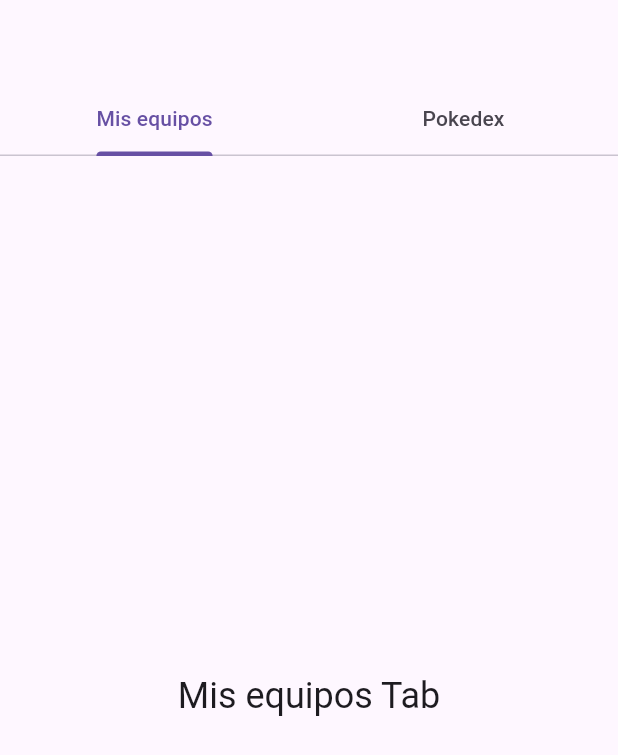
After one commit to yahirsaavedra/pokedex, a Flutter app: the screen it shows after launch, on a phone screen of 412 x 824 dp. The commit adds this screen. Shown: the top 755 px of the screen. Run offline on Flutter 3.47's test engine with Material 3 defaults, Android fonts, the phone set to English and light mode, and no system bars.

Commit message:
Reemplazo de pantalla inicial

```diff
--- a/lib/main.dart
+++ b/lib/main.dart
@@ -1,5 +1,6 @@
 import 'package:flutter/material.dart';
-import 'package:pokedexapp/screens/team_screen.dart';
+import 'package:pokedexapp/screens/home_screen.dart';
+// import 'package:pokedexapp/screens/team_screen.dart'; - PARA PRUEBAS POR EL MOMENTO
 
 void main() {
   runApp(const Pokedex());
@@ -14,7 +15,7 @@
       title: "Pokédex",
       debugShowCheckedModeBanner: false,
       //theme: ThemeData(fontFamily: "Century Gothic"),
-      home: const TeamScreen(),
+      home: const HomeScreen(),
     );
   }
 }
--- /dev/null
+++ b/lib/screens/home_screen.dart
@@ -0,0 +1,124 @@
+import 'package:flutter/material.dart';
+
+// TODO: ESTE ES SOLAMENTE CODIGO DE PRUEBA, CAMBIAR POR UN DISEÑO MAS IMPLEMENTADO
+
+void main() => runApp(const HomeScreen());
+
+class HomeScreen extends StatefulWidget {
+  const HomeScreen({super.key});
+
+  static const List<Tab> tabs = <Tab>[
+    Tab(text: 'Mis equipos'),
+    Tab(text: 'Pokedex'),
+  ];
+
+  @override
+  State<HomeScreen> createState() => _HomeScreenState();
+}
+
+class _HomeScreenState extends State<HomeScreen> {
+  @override
+  Widget build(BuildContext context) {
+    return const MaterialApp(home: TabControllerExample(tabs: HomeScreen.tabs));
+  }
+}
+
+class TabControllerExample extends StatelessWidget {
+  const TabControllerExample({required this.tabs, super.key});
+
+  final List<Tab> tabs;
+
+  @override
+  Widget build(BuildContext context) {
+    return DefaultTabController(
+      length: tabs.length,
+      child: DefaultTabControllerListener(
+        onTabChanged: (int index) {
+          //debugPrint('tab changed: $index');
+        },
+        child: Scaffold(
+          appBar: AppBar(bottom: TabBar(tabs: tabs)),
+          body: TabBarView(
+            children: tabs.map((Tab tab) {
+              return Center(
+                child: Text(
+                  '${tab.text!} Tab',
+                  style: Theme.of(context).textTheme.headlineSmall,
+                ),
+              );
+            }).toList(),
+          ),
+        ),
+      ),
+    );
+  }
+}
+
+class DefaultTabControllerListener extends StatefulWidget {
+  const DefaultTabControllerListener({
+    required this.onTabChanged,
+    required this.child,
+    super.key,
+  });
+
+  final ValueChanged<int> onTabChanged;
+
+  final Widget child;
+
+  @override
+  State<DefaultTabControllerListener> createState() =>
+      _DefaultTabControllerListenerState();
+}
+
+class _DefaultTabControllerListenerState
+    extends State<DefaultTabControllerListener> {
+  TabController? _controller;
+
+  @override
+  void didChangeDependencies() {
+    super.didChangeDependencies();
+
+    final TabController? defaultTabController = DefaultTabController.maybeOf(
+      context,
+    );
+
+    assert(() {
+      if (defaultTabController == null) {
+        // Cambiar por algo más creativo
+        throw FlutterError(
+          'No DefaultTabController for ${widget.runtimeType}.\n'
+          'When creating a ${widget.runtimeType}, you must ensure that there '
+          'is a DefaultTabController above the ${widget.runtimeType}.',
+        );
+      }
+      return true;
+    }());
+
+    if (defaultTabController != _controller) {
+      _controller?.removeListener(_listener);
+      _controller = defaultTabController;
+      _controller?.addListener(_listener);
+    }
+  }
+
+  void _listener() {
+    final TabController? controller = _controller;
+
+    if (controller == null || controller.indexIsChanging) {
+      return;
+    }
+
+    widget.onTabChanged(controller.index);
+  }
+
+  @override
+  void dispose() {
+    _controller?.removeListener(_listener);
+    super.dispose();
+  }
+
+  @override
+  Widget build(BuildContext context) {
+    return widget.child;
+  }
+}
--- /dev/null
+++ b/lib/screens/pages/pokedex_page.dart
@@ -0,0 +1 @@
+/* PENDIENTE */
--- /dev/null
+++ b/lib/screens/pages/team_page.dart
@@ -0,0 +1 @@
+/* PENDIENTE */
--- a/lib/screens/team_screen.dart
+++ b/lib/screens/team_screen.dart
@@ -85,11 +85,7 @@
     return OrientationBuilder(
       builder: (BuildContext context, Orientation orientation) {
         return Scaffold(
-          appBar: AppBar(
-            title: const Text(''),
-            shadowColor: Colors.black,
-            elevation: 1,
-          ),
+          appBar: AppBar(shadowColor: Colors.black, elevation: 1),
           backgroundColor: Colors.grey.shade200,
           body: Padding(
             padding: const EdgeInsets.symmetric(vertical: 10, horizontal: 20),
```
